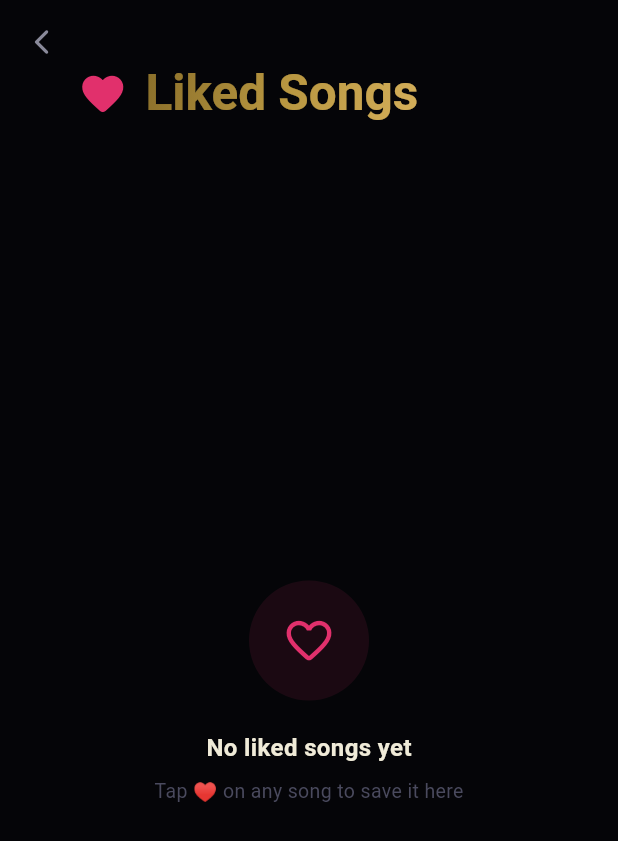
After one commit to shivam-s01/Aurum-app, a Flutter app: the screen it shows after launch, item 3 of the bottom bar chosen, after a tap on "Liked", on a phone screen of 412 x 824 dp. The commit adds this screen. Shown: the top 841 px of the screen. Run offline on Flutter 3.47's test engine with Material 3 defaults, Android fonts, the phone set to English and light mode, and no system bars; our stand-ins replace audio_service, cached_network_image, hive_flutter, just_audio, just_audio_background, palette_generator and 3 more; missing offline and left inert: audio_session; accounts and stored records are empty; network calls fail; statements that could not run were skipped.

Commit message:
Phase 3 complete

```diff
--- a/lib/main.dart
+++ b/lib/main.dart
@@ -7,6 +7,7 @@ import 'package:hive_flutter/hive_flutter.dart';
 import 'services/audio_handler.dart';
 import 'providers/player_provider.dart';
 import 'providers/library_provider.dart';
+import 'providers/favorites_provider.dart';
 import 'providers/theme_provider.dart';
 import 'theme/aurum_theme.dart';
 import 'screens/main_shell.dart';
@@ -60,6 +61,7 @@ class AurumApp extends StatelessWidget {
         ChangeNotifierProvider(create: (_) => ThemeProvider()),
         ChangeNotifierProvider(create: (_) => PlayerProvider(handler)),
         ChangeNotifierProvider(create: (_) => LibraryProvider()), // ← offline
+        ChangeNotifierProvider(create: (_) => FavoritesProvider()..init()),
       ],
       child: Consumer<ThemeProvider>(
         builder: (context, themeProvider, _) {
--- /dev/null
+++ b/lib/providers/favorites_provider.dart
@@ -0,0 +1,42 @@
+import 'package:flutter/foundation.dart';
+import 'package:hive_flutter/hive_flutter.dart';
+import '../models/song.dart';
+
+class FavoritesProvider extends ChangeNotifier {
+  static const _boxName = 'aurum_favorites';
+  late Box<Map> _box;
+  List<Song> _favorites = [];
+
+  List<Song> get favorites => List.unmodifiable(_favorites);
+  bool isFavorite(String id) => _favorites.any((s) => s.id == id);
+
+  Future<void> init() async {
+    _box = await Hive.openBox<Map>(_boxName);
+    _favorites = _box.values
+        .map((m) => Song.fromJson(Map<String, dynamic>.from(m)))
+        .toList()
+        .reversed
+        .toList();
+    notifyListeners();
+  }
+
+  Future<void> toggleFavorite(Song song) async {
+    if (isFavorite(song.id)) {
+      await _remove(song.id);
+    } else {
+      await _add(song);
+    }
+  }
+
+  Future<void> _add(Song song) async {
+    await _box.put(song.id, song.toJson());
+    _favorites.insert(0, song);
+    notifyListeners();
+  }
+
+  Future<void> _remove(String id) async {
+    await _box.delete(id);
+    _favorites.removeWhere((s) => s.id == id);
+    notifyListeners();
+  }
+}
--- a/lib/screens/library_screen.dart
+++ b/lib/screens/library_screen.dart
@@ -2,8 +2,10 @@ import 'package:flutter/material.dart';
 import 'package:provider/provider.dart';
 import '../theme/aurum_theme.dart';
 import '../providers/player_provider.dart';
+import '../providers/favorites_provider.dart';
 import '../widgets/aurum_artwork.dart';
 import 'settings_screen.dart';
+import 'liked_screen.dart';
 
 class LibraryScreen extends StatelessWidget {
   const LibraryScreen({super.key});
@@ -66,7 +68,12 @@ class LibraryScreen extends StatelessWidget {
       padding: const EdgeInsets.symmetric(horizontal: 16),
       child: Row(
         children: [
-          _QuickChip(icon: Icons.favorite_rounded, label: 'Liked', color: const Color(0xFFE1306C), onTap: () {}),
+          _QuickChip(
+            icon: Icons.favorite_rounded,
+            label: 'Liked',
+            color: const Color(0xFFE1306C),
+            onTap: () => Navigator.push(context, MaterialPageRoute(builder: (_) => const LikedScreen())),
+          ),
           const SizedBox(width: 10),
           _QuickChip(icon: Icons.download_rounded, label: 'Downloads', color: AurumTheme.gold, onTap: () {}),
           const SizedBox(width: 10),
@@ -84,13 +91,21 @@ class LibraryScreen extends StatelessWidget {
   }
 
   Widget _buildCollectionGrid(BuildContext context) {
+    return Consumer<FavoritesProvider>(
+      builder: (context, fav, _) {
         final items = [
-      _CollectionItem(icon: Icons.favorite_rounded, title: 'Liked Songs', subtitle: 'Your favorites', color: const Color(0xFFE1306C)),
-      _CollectionItem(icon: Icons.queue_music_rounded, title: 'Playlists', subtitle: 'Your playlists', color: AurumTheme.gold),
-      _CollectionItem(icon: Icons.album_rounded, title: 'Albums', subtitle: 'Saved albums', color: const Color(0xFF9C27B0)),
-      _CollectionItem(icon: Icons.person_rounded, title: 'Artists', subtitle: 'Following', color: const Color(0xFF2196F3)),
-      _CollectionItem(icon: Icons.folder_rounded, title: 'Local Files', subtitle: 'On this device', color: const Color(0xFF4CAF50)),
-      _CollectionItem(icon: Icons.history_rounded, title: 'Recently Played', subtitle: 'Listen history', color: const Color(0xFFFF9800)),
+          _CollectionItem(
+            icon: Icons.favorite_rounded,
+            title: 'Liked Songs',
+            subtitle: fav.favorites.isEmpty ? 'No liked songs' : '${fav.favorites.length} songs',
+            color: const Color(0xFFE1306C),
+            onTap: () => Navigator.push(context, MaterialPageRoute(builder: (_) => const LikedScreen())),
+          ),
+          _CollectionItem(icon: Icons.queue_music_rounded, title: 'Playlists', subtitle: 'Your playlists', color: AurumTheme.gold, onTap: () {}),
+          _CollectionItem(icon: Icons.album_rounded, title: 'Albums', subtitle: 'Saved albums', color: const Color(0xFF9C27B0), onTap: () {}),
+          _CollectionItem(icon: Icons.person_rounded, title: 'Artists', subtitle: 'Following', color: const Color(0xFF2196F3), onTap: () {}),
+          _CollectionItem(icon: Icons.folder_rounded, title: 'Local Files', subtitle: 'On this device', color: const Color(0xFF4CAF50), onTap: () {}),
+          _CollectionItem(icon: Icons.history_rounded, title: 'Recently Played', subtitle: 'Listen history', color: const Color(0xFFFF9800), onTap: () {}),
         ];
 
         return Padding(
@@ -107,6 +122,8 @@ class LibraryScreen extends StatelessWidget {
             itemCount: items.length,
             itemBuilder: (context, i) => _CollectionCard(item: items[i]),
           ),
+        );
+      },
     );
   }
 
@@ -203,7 +220,8 @@ class _CollectionItem {
   final String title;
   final String subtitle;
   final Color color;
-  const _CollectionItem({required this.icon, required this.title, required this.subtitle, required this.color});
+  final VoidCallback onTap;
+  const _CollectionItem({required this.icon, required this.title, required this.subtitle, required this.color, required this.onTap});
 }
 
 class _CollectionCard extends StatelessWidget {
@@ -213,7 +231,7 @@ class _CollectionCard extends StatelessWidget {
   @override
   Widget build(BuildContext context) {
     return GestureDetector(
-      onTap: () {},
+      onTap: item.onTap,
       child: Container(
         decoration: BoxDecoration(
           color: AurumTheme.bgCardOf(context),
--- /dev/null
+++ b/lib/screens/liked_screen.dart
@@ -0,0 +1,108 @@
+import 'package:flutter/material.dart';
+import 'package:provider/provider.dart';
+import '../providers/favorites_provider.dart';
+import '../providers/player_provider.dart';
+import '../theme/aurum_theme.dart';
+import '../widgets/song_tile.dart';
+
+class LikedScreen extends StatelessWidget {
+  const LikedScreen({super.key});
+
+  @override
+  Widget build(BuildContext context) {
+    return Scaffold(
+      backgroundColor: AurumTheme.bgOf(context),
+      body: CustomScrollView(
+        physics: const BouncingScrollPhysics(),
+        slivers: [
+          SliverAppBar(
+            expandedHeight: 100,
+            floating: true,
+            snap: true,
+            backgroundColor: AurumTheme.bgOf(context),
+            leading: IconButton(
+              icon: Icon(Icons.arrow_back_ios_rounded, color: AurumTheme.textSecondaryOf(context), size: 20),
+              onPressed: () => Navigator.pop(context),
+            ),
+            flexibleSpace: FlexibleSpaceBar(
+              titlePadding: const EdgeInsets.fromLTRB(52, 0, 16, 16),
+              title: Row(
+                children: [
+                  const Icon(Icons.favorite_rounded, color: Color(0xFFE1306C), size: 22),
+                  const SizedBox(width: 8),
+                  ShaderMask(
+                    shaderCallback: (b) => AurumTheme.goldGradient.createShader(b),
+                    child: const Text('Liked Songs', style: TextStyle(fontSize: 22, fontWeight: FontWeight.w700, color: Colors.white)),
+                  ),
+                ],
+              ),
+            ),
+          ),
+          Consumer<FavoritesProvider>(
+            builder: (context, fav, _) {
+              if (fav.favorites.isEmpty) {
+                return SliverFillRemaining(
+                  child: Center(
+                    child: Column(
+                      mainAxisAlignment: MainAxisAlignment.center,
+                      children: [
+                        Container(
+                          width: 80, height: 80,
+                          decoration: BoxDecoration(
+                            color: const Color(0xFFE1306C).withOpacity(0.1),
+                            shape: BoxShape.circle,
+                          ),
+                          child: const Icon(Icons.favorite_border_rounded, color: Color(0xFFE1306C), size: 36),
+                        ),
+                        const SizedBox(height: 20),
+                        Text('No liked songs yet', style: TextStyle(color: AurumTheme.textPrimaryOf(context), fontSize: 16, fontWeight: FontWeight.w600)),
+                        const SizedBox(height: 8),
+                        Text('Tap ♥ on any song to save it here', style: TextStyle(color: AurumTheme.textMutedOf(context), fontSize: 13)),
+                      ],
+                    ),
+                  ),
+                );
+              }
+
+              final songs = fav.favorites;
+              return SliverList(
+                delegate: SliverChildListDelegate([
+                  // Play all button
+                  Padding(
+                    padding: const EdgeInsets.fromLTRB(16, 8, 16, 16),
+                    child: Row(
+                      children: [
+                        Text('${songs.length} songs', style: TextStyle(color: AurumTheme.textMutedOf(context), fontSize: 13)),
+                        const Spacer(),
+                        GestureDetector(
+                          onTap: () {
+                            final player = context.read<PlayerProvider>();
+                            player.playSong(songs[0], queue: songs, index: 0);
+                          },
+                          child: Container(
+                            padding: const EdgeInsets.symmetric(horizontal: 20, vertical: 10),
+                            decoration: BoxDecoration(
+                              gradient: AurumTheme.goldGradient,
+                              borderRadius: BorderRadius.circular(20),
+                            ),
+                            child: Row(mainAxisSize: MainAxisSize.min, children: [
+                              Icon(Icons.play_arrow_rounded, color: AurumTheme.bg, size: 18),
+                              const SizedBox(width: 4),
+                              Text('Play All', style: TextStyle(color: AurumTheme.bg, fontSize: 13, fontWeight: FontWeight.w700)),
+                            ]),
+                          ),
+                        ),
+                      ],
+                    ),
+                  ),
+                  ...songs.asMap().entries.map((e) => SongTile(song: e.value, queue: songs, index: e.key)),
+                  const SizedBox(height: 100),
+                ]),
+              );
+            },
+          ),
+        ],
+      ),
+    );
+  }
+}
```
Also changed, not shown: lib/widgets/song_tile.dart (+54 -71 lines). Lines whose indentation alone changed are shown as unchanged.
